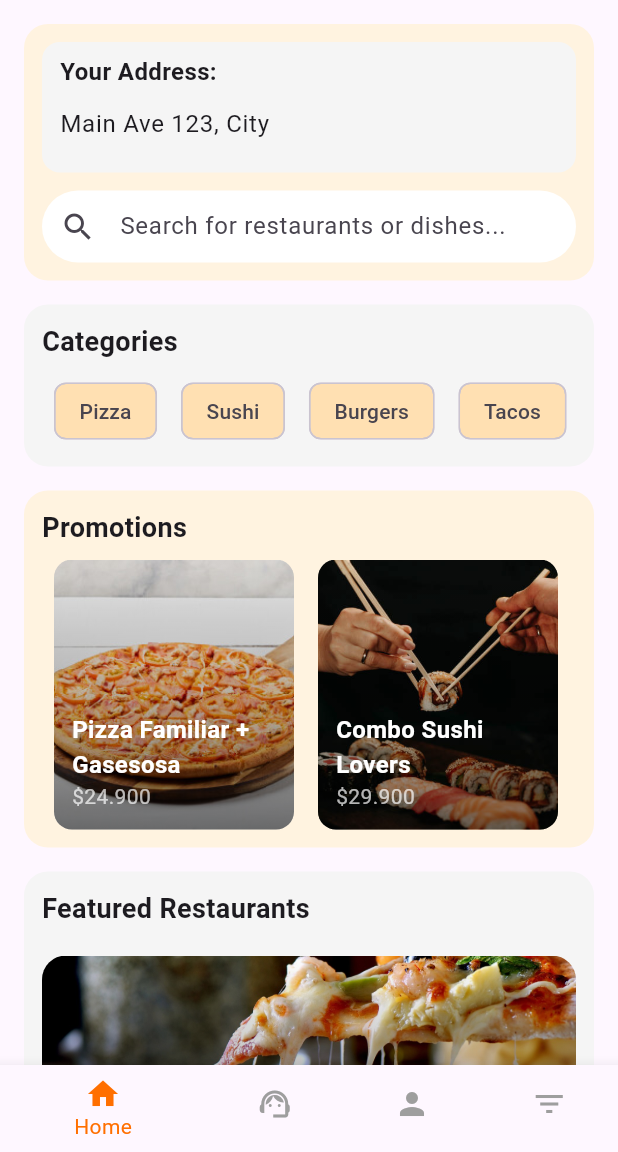
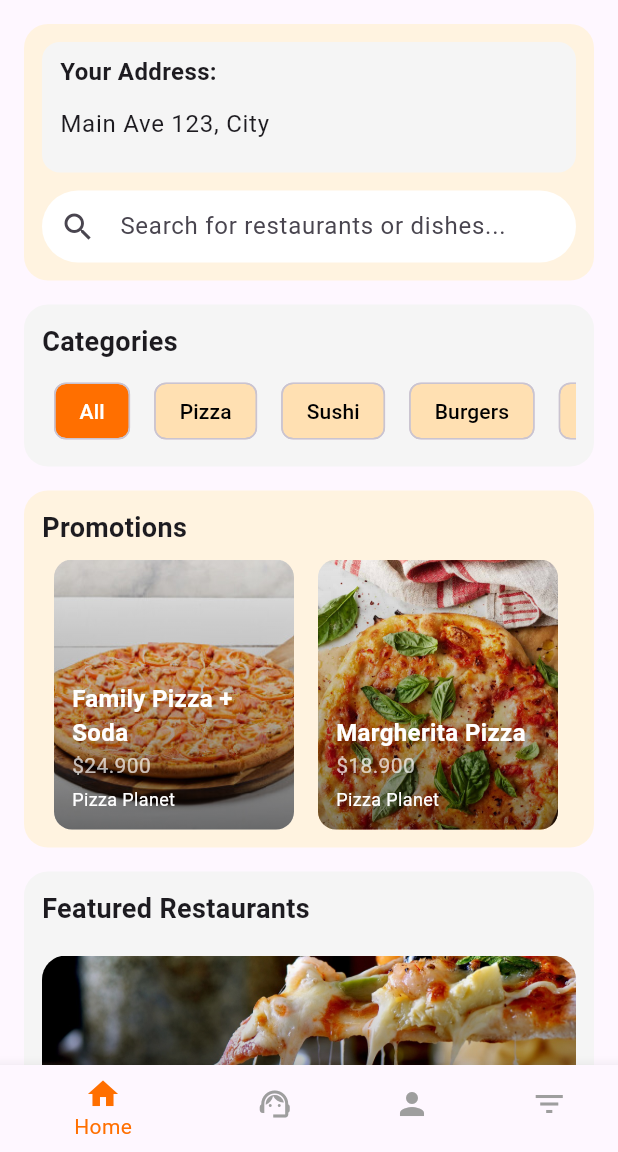
Before and after one commit to quickbite-soft/mi-proyecto, a Flutter app: the HomeScreen screen opened by its route, on a phone screen of 412 x 824 dp, the part 84-1236 px from its top. Run offline on Flutter 3.47's test engine with Material 3 defaults, Android fonts, the light colour scheme and no system bars.

Commit message:
Mensaje de lo que cambiaste

```diff
--- a/quickbite-api/package.json
+++ b/quickbite-api/package.json
@@ -3,7 +3,8 @@
   "version": "1.0.0",
   "main": "index.js",
   "scripts": {
-    "test": "echo \"Error: no test specified\" && exit 1"
+    "dev":"nodemon src/sqlserver.js",
+    "test":"echo \"Error: no test specified\" && exit 1"
   },
   "keywords": [],
   "author": "",
--- a/quickbite_cliente/lib/screens/home_screen.dart
+++ b/quickbite_cliente/lib/screens/home_screen.dart
@@ -1,4 +1,5 @@
 import 'package:flutter/material.dart';
+import 'restaurante_screen.dart';
 
 class HomeScreen extends StatefulWidget {
   const HomeScreen({super.key});
@@ -10,6 +11,133 @@ class HomeScreen extends StatefulWidget {
 class _HomeScreenState extends State<HomeScreen> {
   final TextEditingController _addressController =
       TextEditingController(text: 'Main Ave 123, City');
+  final TextEditingController _searchController = TextEditingController();
+
+  // Lista completa de restaurantes
+  final List<Map<String, dynamic>> _restaurants = [
+    {
+      'name': 'Pizza Planet',
+      'rating': '4.5 ★',
+      'image': 'pizza.jpg',
+      'category': 'Pizza',
+      'promotions': [
+        {
+          'title': 'Family Pizza + Soda',
+          'image': 'pizza_familiar.jpg',
+          'price': '\$24.900',
+          'restaurant': 'Pizza Planet'
+        },
+        {
+          'title': 'Margherita Pizza',
+          'image': 'margarita.jpg',
+          'price': '\$18.900',
+          'restaurant': 'Pizza Planet'
+        },
+      ]
+    },
+    {
+      'name': 'Sushi World',
+      'rating': '4.8 ★',
+      'image': 'sushi.jpg',
+      'category': 'Sushi',
+      'promotions': [
+        {
+          'title': 'Sushi Lovers Combo',
+          'image': 'sushi_lovers.jpg',
+          'price': '\$29.900',
+          'restaurant': 'Sushi World'
+        },
+        {
+          'title': 'Salmon Sashimi',
+          'image': 'salmon.jpg',
+          'price': '\$19.900',
+          'restaurant': 'Sushi World'
+        },
+      ]
+    },
+    {
+      'name': 'The King',
+      'rating': '4.3 ★',
+      'image': 'burger.jpg',
+      'category': 'Burgers',
+      'promotions': [
+        {
+          'title': 'Combo King',
+          'image': 'burger_combo.jpg',
+          'price': '\$15.900',
+          'restaurant': 'The King'
+        },
+      ]
+    },
+    {
+      'name': 'Taco Party',
+      'rating': '4.2 ★',
+      'image': 'tacos.jpg',
+      'category': 'Tacos',
+      'promotions': [
+        {
+          'title': 'Tacomadre',
+          'image': 'tacomadre.jpg',
+          'price': '\$26.900',
+          'restaurant': 'Taco Party'
+        },
+      ]
+    },
+  ];
+
+  List<Map<String, dynamic>> _filteredRestaurants = [];
+  List<Map<String, dynamic>> _filteredPromotions = [];
+  String _selectedCategory = 'All';
+
+  @override
+  void initState() {
+    super.initState();
+    _filteredRestaurants = _restaurants;
+    _filteredPromotions = _getAllPromotions();
+    _searchController.addListener(_filterContent);
+  }
+
+  @override
+  void dispose() {
+    _searchController.dispose();
+    super.dispose();
+  }
+
+  List<Map<String, dynamic>> _getAllPromotions() {
+    return _restaurants.expand<Map<String, dynamic>>(
+  (restaurant) => List<Map<String, dynamic>>.from(restaurant['promotions'])
+).toList();
+  }
+
+  void _filterContent() {
+    final query = _searchController.text.toLowerCase();
+    setState(() {
+      // Filtrar restaurantes
+      _filteredRestaurants = _restaurants.where((restaurant) {
+        final matchesSearch = restaurant['name']!.toLowerCase().contains(query) ||
+            restaurant['category']!.toLowerCase().contains(query);
+        final matchesCategory = _selectedCategory == 'All' ||
+            restaurant['category'] == _selectedCategory;
+        return matchesSearch && matchesCategory;
+      }).toList();
+
+      // Filtrar promociones
+      _filteredPromotions = _getAllPromotions().where((promo) {
+        final matchesSearch = promo['title']!.toLowerCase().contains(query) ||
+            promo['restaurant']!.toLowerCase().contains(query);
+        final matchesCategory = _selectedCategory == 'All' ||
+            _restaurants.firstWhere((r) => r['name'] == promo['restaurant'])['category'] == _selectedCategory;
+        return matchesSearch && matchesCategory;
+      }).toList();
+    });
+  }
+
+  void _selectCategory(String category) {
+    setState(() {
+      _selectedCategory = category;
+      _filterContent();
+    });
+  }
 
   @override
   Widget build(BuildContext context) {
@@ -31,7 +159,7 @@ class _HomeScreenState extends State<HomeScreen> {
         child: Column(
           crossAxisAlignment: CrossAxisAlignment.start,
           children: [
-            // Dirección y búsqueda
+            // Dirección y búsqueda (se mantiene igual)
             Container(
               padding: const EdgeInsets.all(12),
               decoration: BoxDecoration(
@@ -69,6 +197,7 @@ class _HomeScreenState extends State<HomeScreen> {
                   ),
                   const SizedBox(height: 12),
                   TextField(
+                    controller: _searchController,
                     decoration: InputDecoration(
                       hintText: 'Search for restaurants or dishes...',
                       prefixIcon: const Icon(Icons.search),
@@ -86,7 +215,7 @@ class _HomeScreenState extends State<HomeScreen> {
             ),
             const SizedBox(height: 16),
 
-            // Categorías
+            // Categorías (se mantiene igual)
             Container(
               padding: const EdgeInsets.all(12),
               decoration: BoxDecoration(
@@ -106,6 +235,7 @@ class _HomeScreenState extends State<HomeScreen> {
                     child: ListView(
                       scrollDirection: Axis.horizontal,
                       children: [
+                        _buildCategory('All'),
                         _buildCategory('Pizza'),
                         _buildCategory('Sushi'),
                         _buildCategory('Burgers'),
@@ -121,7 +251,8 @@ class _HomeScreenState extends State<HomeScreen> {
             ),
             const SizedBox(height: 16),
 
-            // Promociones
+            // Promociones filtradas
+            if (_filteredPromotions.isNotEmpty)
               Container(
                 padding: const EdgeInsets.all(12),
                 decoration: BoxDecoration(
@@ -137,25 +268,24 @@ class _HomeScreenState extends State<HomeScreen> {
                     ),
                     const SizedBox(height: 8),
                     SizedBox(
-                    height: 180, // Altura fija para evitar que se achiquen
+                      height: 180,
                       child: ListView(
                         scrollDirection: Axis.horizontal,
-                      children: [
-                        _buildPromotionCard('Pizza Familiar + Gasesosa', 'pizza_familiar.jpg', '\$24.900'),
-                        _buildPromotionCard('Combo Sushi Lovers', 'sushi_lovers.jpg', '\$29.900'),
-                        _buildPromotionCard('Combo Angeles', 'angeles.jpg', '\$19.900'),
-                        _buildPromotionCard('Combo Italiano', 'italiano.jpg', '\$18.900'),
-                        _buildPromotionCard('Desayuno Supremo', 'desayuno.jpg', '\$14.900'),
-                        _buildPromotionCard('Taco Party', 'tacos.jpg', '\$26.900'),
-                      ],
+                        children: _filteredPromotions.map((promo) =>
+                          _buildPromotionCard(
+                            promo['title']!,
+                            promo['image']!,
+                            promo['price']!,
+                            promo['restaurant']!,
+                          )).toList(),
                       ),
                     ),
                   ],
                 ),
               ),
-            const SizedBox(height: 16),
+            if (_filteredPromotions.isNotEmpty) const SizedBox(height: 16),
 
-            // Restaurantes destacados
+            // Restaurantes filtrados
             Container(
               padding: const EdgeInsets.all(12),
               decoration: BoxDecoration(
@@ -165,13 +295,26 @@ class _HomeScreenState extends State<HomeScreen> {
               child: Column(
                 crossAxisAlignment: CrossAxisAlignment.start,
                 children: [
-                  const Text(
-                    'Featured Restaurants',
-                    style: TextStyle(fontSize: 18, fontWeight: FontWeight.bold),
+                  Text(
+                    _searchController.text.isEmpty
+                        ? 'Featured Restaurants'
+                        : 'Search Results (${_filteredRestaurants.length})',
+                    style: const TextStyle(fontSize: 18, fontWeight: FontWeight.bold),
                   ),
                   const SizedBox(height: 8),
-                  _buildRestaurantCard('Pizza Planet', '4.5 ★', 'pizza.jpg'),
-                  _buildRestaurantCard('Sushi World', '4.8 ★', 'sushi.jpg'),
+                  ..._filteredRestaurants.map((restaurant) => _buildRestaurantCard(
+                        restaurant['name']!,
+                        restaurant['rating']!,
+                        restaurant['image']!,
+                      )),
+                  if (_filteredRestaurants.isEmpty)
+                    const Padding(
+                      padding: EdgeInsets.symmetric(vertical: 20),
+                      child: Text(
+                        'No restaurants found',
+                        style: TextStyle(fontSize: 16),
+                      ),
+                    ),
                 ],
               ),
             ),
@@ -197,16 +340,39 @@ class _HomeScreenState extends State<HomeScreen> {
   Widget _buildCategory(String name) {
     return Padding(
       padding: const EdgeInsets.symmetric(horizontal: 8),
+      child: GestureDetector(
+        onTap: () => _selectCategory(name),
         child: Chip(
           label: Text(name),
-        backgroundColor: Colors.orange.shade100,
+          backgroundColor: _selectedCategory == name
+              ? const Color(0xFFFF6F00)
+              : Colors.orange.shade100,
+          labelStyle: TextStyle(
+            color: _selectedCategory == name ? Colors.white : Colors.black,
+          ),
+        ),
       ),
     );
   }
 
-  Widget _buildPromotionCard(String title, String imagePath, String price) {
-    return Container(
-      width: 160, // Ancho fijo
+  Widget _buildPromotionCard(String title, String imagePath, String price, String restaurant) {
+    return GestureDetector(
+      onTap: () {
+        // Navegar al restaurante de esta promoción
+        final restaurantData = _restaurants.firstWhere((r) => r['name'] == restaurant);
+        Navigator.push(
+          context,
+          MaterialPageRoute(
+            builder: (context) => RestauranteScreen(
+              nombre: restaurant,
+              imagen: restaurantData['image'],
+              calificacion: restaurantData['rating'],
+            ),
+          ),
+        );
+      },
+      child: Container(
+        width: 160,
         margin: const EdgeInsets.symmetric(horizontal: 8),
         decoration: BoxDecoration(
           borderRadius: BorderRadius.circular(12),
@@ -248,14 +414,36 @@ class _HomeScreenState extends State<HomeScreen> {
                   fontSize: 14,
                 ),
               ),
+              const SizedBox(height: 4),
+              Text(
+                restaurant,
+                style: const TextStyle(
+                  color: Colors.white,
+                  fontSize: 12,
+                ),
+              ),
             ],
+          ),
         ),
       ),
     );
   }
 
   Widget _buildRestaurantCard(String name, String rating, String imagePath) {
-    return Container(
+    return GestureDetector(
+      onTap: () {
+        Navigator.push(
+          context,
+          MaterialPageRoute(
+            builder: (context) => RestauranteScreen(
+              nombre: name,
+              imagen: imagePath,
+              calificacion: rating,
+            ),
+          ),
+        );
+      },
+      child: Container(
         margin: const EdgeInsets.symmetric(vertical: 10),
         height: 180,
         decoration: BoxDecoration(
@@ -298,6 +486,7 @@ class _HomeScreenState extends State<HomeScreen> {
             ],
           ),
         ),
+      ),
     );
   }
 }
```
Also changed, not shown: quickbite_cliente/lib/screens/restaurante_screen.dart (added, +459 -0 lines), quickbite_cliente/pubspec.yaml (+1 -9 lines), quickbite_cliente/assets/burger.jpg (added), quickbite_cliente/assets/burger_combo.jpg (added), quickbite_cliente/assets/burrito.jpg (added), quickbite_cliente/assets/cheese_burger.jpg (added), quickbite_cliente/assets/jamon.jpg (added), quickbite_cliente/assets/king_burger.jpg (added), quickbite_cliente/assets/margarita.jpg (added), quickbite_cliente/assets/pepperoni.jpg (added), quickbite_cliente/assets/salmon.jpg (added), quickbite_cliente/assets/taco_party.jpg (added), quickbite_cliente/assets/tacomadre.jpg (added), quickbite_cliente/assets/uramaki.webp (added), 1 other file. Lines whose indentation alone changed are shown as unchanged.
